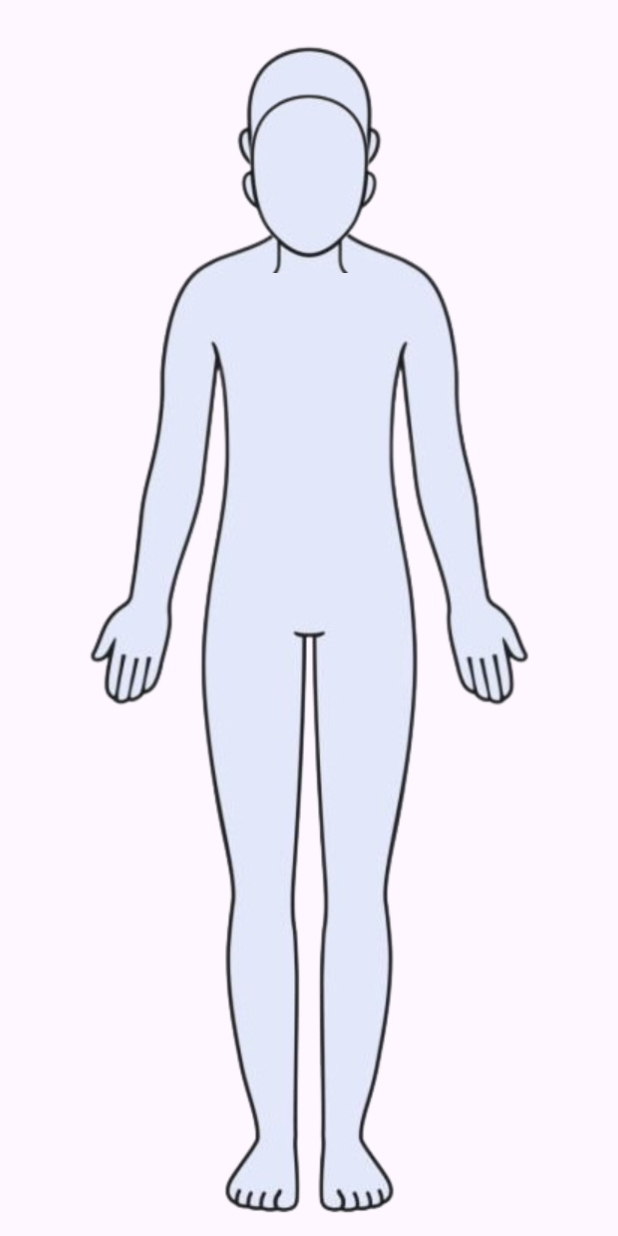
After one commit to sogekingdabest/SkinCareApp, an Android app: the layout fragment_body.xml on its own in the app's theme, with its tools: preview values and no code run, on a phone screen of 412 x 824 dp. The commit adds this screen. Run offline under Robolectric (Android 15) with nearby library versions, the phone set to English and light mode, and no system bars.

Commit message:
Añadida imagen para seleccionar parte del cuerpo
Añadida imagen para seleccionar parte del cuerpo

```diff
--- /dev/null
+++ b/app/src/main/res/layout/fragment_body.xml
@@ -0,0 +1,86 @@
+<?xml version="1.0" encoding="utf-8"?>
+<androidx.constraintlayout.widget.ConstraintLayout
+    xmlns:android="http://schemas.android.com/apk/res/android"
+    xmlns:app="http://schemas.android.com/apk/res-auto"
+    xmlns:tools="http://schemas.android.com/tools"
+    android:layout_width="match_parent"
+    android:layout_height="match_parent">
+
+    <!-- <ImageView
+        android:id="@+id/frontBodyImage"
+        android:layout_width="wrap_content"
+        android:layout_height="wrap_content"
+        android:src="@drawable/front_body"
+        app:layout_constraintStart_toStartOf="parent"
+        app:layout_constraintEnd_toEndOf="parent"
+        app:layout_constraintTop_toTopOf="parent"
+        android:scaleType="fitCenter" />
+
+    <ImageView
+        android:id="@+id/frontHeadImage"
+        android:layout_width="wrap_content"
+        android:layout_height="wrap_content"
+        android:src="@drawable/front_head"
+        app:layout_constraintStart_toStartOf="parent"
+        app:layout_constraintEnd_toEndOf="parent"
+        app:layout_constraintTop_toTopOf="parent"
+        android:scaleType="fitCenter"/>-->
+
+    <!-- Imagen del cuerpo centrada
+    <ImageView
+        android:id="@+id/frontBodyImage"
+        android:layout_width="wrap_content"
+        android:layout_height="wrap_content"
+        android:src="@drawable/front_body"
+        app:layout_constraintStart_toStartOf="parent"
+        app:layout_constraintEnd_toEndOf="parent"
+        app:layout_constraintTop_toTopOf="parent"
+        android:scaleType="fitCenter"
+    />
+
+    <ImageView
+       android:id="@+id/frontHeadImage"
+       android:layout_width="wrap_content"
+       android:layout_height="wrap_content"
+       android:src="@drawable/front_head"
+       app:layout_constraintStart_toStartOf="@id/frontBodyImage"
+       app:layout_constraintEnd_toEndOf="@id/frontBodyImage"
+       app:layout_constraintBottom_toTopOf="@id/frontBodyImage"
+       android:layout_marginBottom="-158dp"
+       android:scaleType="fitCenter" />-->
+
+
+    <!-- Imagen del cuerpo centrada -->
+    <ImageView
+        android:id="@+id/frontBodyImage"
+        android:layout_width="wrap_content"
+        android:layout_height="wrap_content"
+        android:src="@drawable/front_body"
+        app:layout_constraintStart_toStartOf="parent"
+        app:layout_constraintEnd_toEndOf="parent"
+        app:layout_constraintTop_toTopOf="parent"
+        app:layout_constraintBottom_toBottomOf="parent"
+        android:scaleType="fitCenter" />
+
+    <!-- Guía horizontal para ajustar la posición de la cabeza -->
+    <androidx.constraintlayout.widget.Guideline
+        android:id="@+id/guideHeadTop"
+        android:layout_width="wrap_content"
+        android:layout_height="wrap_content"
+        android:orientation="horizontal"
+        app:layout_constraintGuide_percent="0.04" />  <!-- Ajusta este valor según sea necesario para alinear la cabeza -->
+
+    <!-- Imagen de la cabeza, vinculada al cuerpo y a la guía horizontal -->
+    <ImageView
+        android:id="@+id/frontHeadImage"
+        android:layout_width="0dp"
+        android:layout_height="0dp"
+        android:src="@drawable/front_head"
+        app:layout_constraintStart_toStartOf="@id/frontBodyImage"
+        app:layout_constraintEnd_toEndOf="@id/frontBodyImage"
+        app:layout_constraintTop_toBottomOf="@id/guideHeadTop"
+        app:layout_constraintDimensionRatio="H,2:1"
+        android:scaleType="fitCenter"/>
+
+
+</androidx.constraintlayout.widget.ConstraintLayout>
--- a/app/src/main/res/menu/bottom_navigation_menu.xml
+++ b/app/src/main/res/menu/bottom_navigation_menu.xml
@@ -5,20 +5,20 @@
         android:icon="@drawable/ic_body"
         android:title="Mi cuerpo" />
 
-    <item
+    <!-- <item
         android:id="@+id/navigation_messages"
         android:icon="@drawable/ic_body"
-        android:title="Mensajes" />
+        android:title="Mensajes" /> -->
 
     <item
         android:id="@+id/camera_capture_button"
         android:icon="@drawable/ic_camera"
         android:title="Camera" />
 
-    <item
+    <!-- <item
         android:id="@+id/navigation_uv_index"
         android:icon="@drawable/ic_body"
-        android:title="Índice UV" />
+        android:title="Índice UV" /> -->
 
     <item
         android:id="@+id/navigation_account"
```
Also changed, not shown: app/src/main/res/drawable/front_body.png (added), app/src/main/res/drawable/front_head.png (added), app/src/main/res/drawable/front_left_arm.png (added), app/src/main/res/drawable/front_left_leg.png (added), app/src/main/res/drawable/front_right_arm.png (added), app/src/main/res/drawable/front_right_leg.png (added), app/src/main/res/drawable/front_torso.png (added), app/src/main/res/ic_settings/account-settings.png (deleted).
